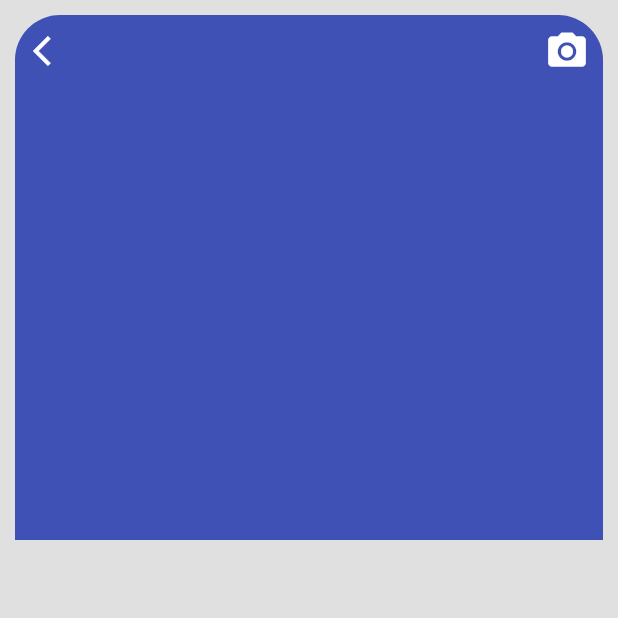
After one commit to andrescodedev/ecommerce_test_app, a Flutter app: the screen it shows after launch, after a tap on "Nombre del producto", on a phone screen of 412 x 824 dp, the top half of it. The commit adds this screen. Run offline on Flutter 3.47's test engine with Material 2 defaults, Android fonts, the phone set to English and light mode, and no system bars.

Commit message:
Trabajando en la pantalla de edición de producto, falta finalizar el formulario

```diff
--- a/lib/main.dart
+++ b/lib/main.dart
@@ -19,6 +19,7 @@ class MyApp extends StatelessWidget {
         appBarTheme: const AppBarTheme(
           backgroundColor: Colors.indigo,
           elevation: 0.0,
+          centerTitle: true,
         ),
         floatingActionButtonTheme: const FloatingActionButtonThemeData(
           backgroundColor: Colors.indigo,
@@ -27,7 +28,8 @@ class MyApp extends StatelessWidget {
       ),
       initialRoute: '/home',
       routes: {
-        '/home': (context) => const HomeScreen(),
+        '/home': (context) => const ProductListScreen(),
+        '/details': (context) => const ProductEditScreen(),
       },
     );
   }
--- /dev/null
+++ b/lib/screens/product_edit_screen.dart
@@ -0,0 +1,23 @@
+import 'package:ecommerce_test_app/widgets/widgets.dart';
+import 'package:flutter/material.dart';
+
+class ProductEditScreen extends StatelessWidget {
+  const ProductEditScreen({Key? key}) : super(key: key);
+
+  @override
+  Widget build(BuildContext context) {
+    return Scaffold(
+      body: SingleChildScrollView(
+        padding: const EdgeInsets.symmetric(
+          horizontal: 10.0,
+          vertical: 10.0,
+        ),
+        child: Column(
+          children: const [
+            ProductImageWidget(),
+          ],
+        ),
+      ),
+    );
+  }
+}
--- a/lib/screens/home_screen.dart
+++ b/lib/screens/product_list_screen.dart
@@ -1,8 +1,8 @@
 import 'package:ecommerce_test_app/widgets/widgets.dart';
 import 'package:flutter/material.dart';
 
-class HomeScreen extends StatelessWidget {
-  const HomeScreen({Key? key}) : super(key: key);
+class ProductListScreen extends StatelessWidget {
+  const ProductListScreen({Key? key}) : super(key: key);
 
   @override
   Widget build(BuildContext context) {
@@ -17,7 +17,12 @@ class HomeScreen extends StatelessWidget {
           horizontal: 20.0,
           vertical: 20.0,
         ),
-        itemBuilder: (context, index) => const ProductCardWidget(),
+        itemBuilder: (context, index) {
+          return GestureDetector(
+            onTap: () => Navigator.pushNamed(context, '/details'),
+            child: const ProductCardWidget(),
+          );
+        },
       ),
       floatingActionButton: FloatingActionButton(
         child: const Icon(Icons.add),
--- a/lib/screens/screens.dart
+++ b/lib/screens/screens.dart
@@ -1 +1,3 @@
-export 'package:ecommerce_test_app/screens/home_screen.dart';
+export 'package:ecommerce_test_app/screens/product_list_screen.dart';
+
+export 'package:ecommerce_test_app/screens/product_edit_screen.dart';
--- a/lib/widgets/product_card_widget.dart
+++ b/lib/widgets/product_card_widget.dart
@@ -51,7 +51,7 @@ class _AvailableTagWidget extends StatelessWidget {
           horizontal: 5.0,
         ),
         decoration: const BoxDecoration(
-          color: Colors.indigo,
+          color: Colors.red,
           borderRadius: BorderRadius.only(
             bottomRight: Radius.circular(30.0),
             topLeft: Radius.circular(30.0),
--- /dev/null
+++ b/lib/widgets/product_image_widget.dart
@@ -0,0 +1,94 @@
+import 'package:flutter/material.dart';
+
+class ProductImageWidget extends StatelessWidget {
+  const ProductImageWidget({Key? key}) : super(key: key);
+
+  @override
+  Widget build(BuildContext context) {
+    return Stack(
+      children: const [
+        _ProductPhotoWidget(),
+        _BackButtonWidget(),
+        _CameraButtonWidget(),
+      ],
+    );
+  }
+}
+
+class _CameraButtonWidget extends StatelessWidget {
+  const _CameraButtonWidget({
+    Key? key,
+  }) : super(key: key);
+
+  @override
+  Widget build(BuildContext context) {
+    return SafeArea(
+      child: Align(
+        alignment: Alignment.topRight,
+        child: IconButton(
+          onPressed: () {},
+          icon: const Icon(
+            Icons.camera_alt,
+            color: Colors.white,
+            size: 30.0,
+          ),
+        ),
+      ),
+    );
+  }
+}
+
+class _BackButtonWidget extends StatelessWidget {
+  const _BackButtonWidget({
+    Key? key,
+  }) : super(key: key);
+
+  @override
+  Widget build(BuildContext context) {
+    return SafeArea(
+      child: IconButton(
+        onPressed: () => Navigator.pop(context),
+        icon: const Icon(
+          Icons.arrow_back_ios,
+          color: Colors.white,
+        ),
+      ),
+    );
+  }
+}
+
+class _ProductPhotoWidget extends StatelessWidget {
+  const _ProductPhotoWidget({
+    Key? key,
+  }) : super(key: key);
+
+  @override
+  Widget build(BuildContext context) {
+    return Container(
+      width: 400.0,
+      height: 350.0,
+      margin: const EdgeInsets.only(
+        bottom: 40.0,
+      ),
+      decoration: const BoxDecoration(
+        color: Colors.indigo,
+        borderRadius: BorderRadius.only(
+          topLeft: Radius.circular(30.0),
+          topRight: Radius.circular(30.0),
+        ),
+        /*boxShadow: [
+          BoxShadow(
+            color: Colors.black,
+            blurRadius: 10.0,
+            offset: Offset(2.0, 5.0),
+          ),
+        ],*/
+      ),
+      /*child: const FadeInImage(
+        placeholder: AssetImage('assets/images/loading.gif'),
+        image: AssetImage('assets/images/no-image.jpg'),
+        fit: BoxFit.cover,
+      ),*/
+    );
+  }
+}
--- a/lib/widgets/widgets.dart
+++ b/lib/widgets/widgets.dart
@@ -1 +1,2 @@
 export 'package:ecommerce_test_app/widgets/product_card_widget.dart';
+export 'package:ecommerce_test_app/widgets/product_image_widget.dart';
```
